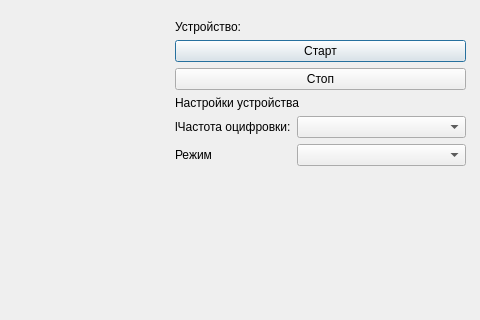
Qt form resources/v1/dlg_inrat_controller.ui (mcsltd/mcs-inRat-planner) before a commit; both pictures show x 525 to 1005 and y 0 to 320 of the 1005 by 568 pixel window.
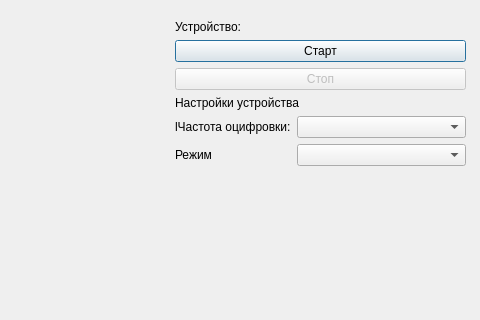
The same form after that commit.

Commit message: add method for search and connect ble device

Diff of the .ui file:
```diff
--- a/resources/v1/dlg_inrat_controller.ui
+++ b/resources/v1/dlg_inrat_controller.ui
@@ -50,6 +50,9 @@
     </item>
     <item>
      <widget class="QPushButton" name="pushButtonStop">
+      <property name="enabled">
+       <bool>false</bool>
+      </property>
       <property name="text">
        <string>Стоп</string>
       </property>
```
The commit also changes 2 other files.
